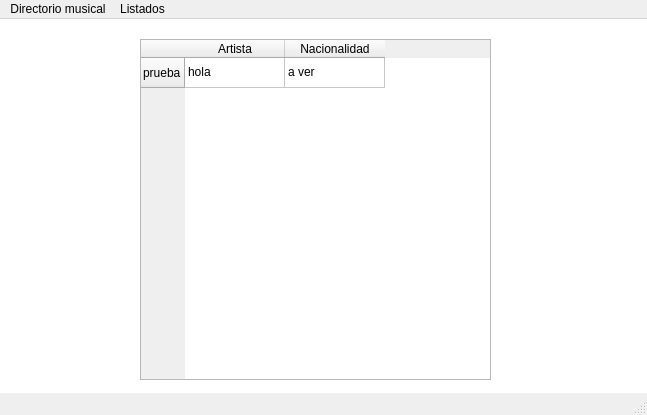
This is ejercicioAplicacionMysql/ventanas/list_banda.ui in SydMS/Syd as Qt 5 draws it before an edit. The edited form follows.
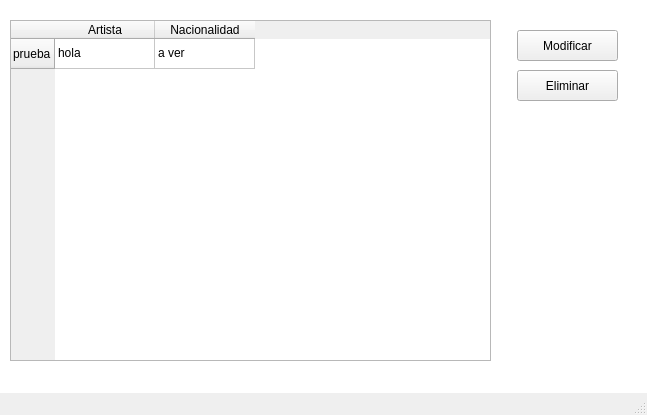
This is the edited form. Icons and pictures are not drawn.

Commit message: Añadido modificación y eliminación de bandas y discos.

```diff
--- a/ejercicioAplicacionMysql/ventanas/list_banda.ui
+++ b/ejercicioAplicacionMysql/ventanas/list_banda.ui
@@ -33,12 +33,24 @@
    <widget class="QTableWidget" name="tbl_listado_artistas">
     <property name="geometry">
      <rect>
-      <x>140</x>
+      <x>10</x>
       <y>20</y>
-      <width>351</width>
+      <width>481</width>
       <height>341</height>
      </rect>
     </property>
+    <property name="minimumSize">
+     <size>
+      <width>481</width>
+      <height>0</height>
+     </size>
+    </property>
+    <property name="maximumSize">
+     <size>
+      <width>481</width>
+      <height>341</height>
+     </size>
+    </property>
     <row>
      <property name="text">
       <string>prueba</string>
@@ -65,34 +77,32 @@
      </property>
     </item>
    </widget>
-  </widget>
-  <widget class="QMenuBar" name="menubar">
-   <property name="geometry">
-    <rect>
-     <x>0</x>
-     <y>0</y>
-     <width>647</width>
-     <height>21</height>
-    </rect>
-   </property>
-   <widget class="QMenu" name="menuDirectorio_musical">
-    <property name="title">
-     <string>Directorio musical</string>
+   <widget class="QPushButton" name="btn_modificar_banda">
+    <property name="geometry">
+     <rect>
+      <x>517</x>
+      <y>30</y>
+      <width>101</width>
+      <height>31</height>
+     </rect>
     </property>
-    <addaction name="actionIncluir_artista_banda"/>
-    <addaction name="actionIncluir_disco"/>
-    <addaction name="actionIncluir_genero"/>
+    <property name="text">
+     <string>Modificar</string>
+    </property>
    </widget>
-   <widget class="QMenu" name="menuListados">
-    <property name="title">
-     <string>Listados</string>
+   <widget class="QPushButton" name="btn_eliminar_banda">
+    <property name="geometry">
+     <rect>
+      <x>517</x>
+      <y>70</y>
+      <width>101</width>
+      <height>31</height>
+     </rect>
     </property>
-    <addaction name="actionListar_artistas_bandas"/>
-    <addaction name="actionListar_discos"/>
-    <addaction name="actionListar_generos"/>
+    <property name="text">
+     <string>Eliminar</string>
+    </property>
    </widget>
-   <addaction name="menuDirectorio_musical"/>
-   <addaction name="menuListados"/>
   </widget>
   <widget class="QStatusBar" name="barra_estado"/>
   <action name="actionIncluir_artista_banda">
```
The commit also changes 25 other files.
